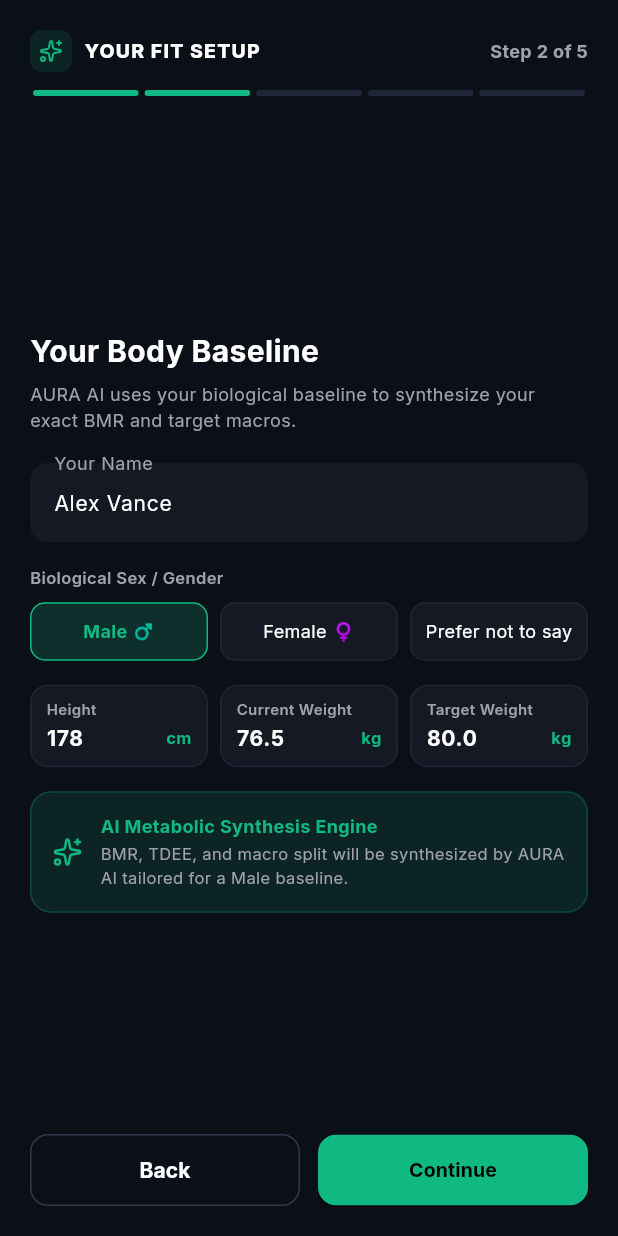
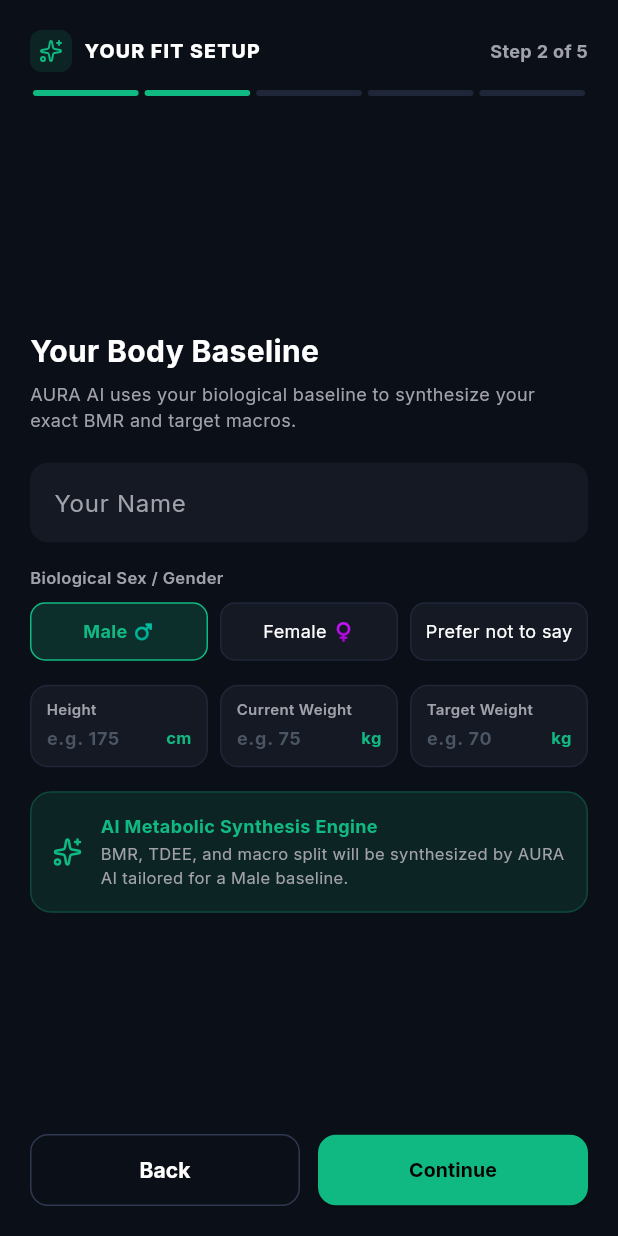
Before and after one commit to ashu2902/personal-transformation-coach, a Flutter app: the screen it shows after launch, after a tap on "Continue", on a phone screen of 412 x 824 dp. Run offline on Flutter 3.47's test engine with Material 3 defaults, Android fonts, the phone set to English and light mode, and no system bars; our stand-ins replace flutter_riverpod, google_fonts, lucide_icons, shared_preferences; network calls fail.

Commit message:
⚡ UX Polish: Remove prefilled initial values from onboarding & logger inputs for zero-friction user entry

```diff
--- a/flutter_app/lib/providers/transformation_state.dart
+++ b/flutter_app/lib/providers/transformation_state.dart
@@ -220,7 +220,7 @@
     final todayStr = DateTime.now().toIso8601String().split('T')[0];
 
     final profile = UserProfile(
-      name: 'Alex Vance',
+      name: 'Athlete',
       age: 28,
       gender: 'male',
       heightCm: 180,
--- a/flutter_app/lib/screens/nutrition_screen.dart
+++ b/flutter_app/lib/screens/nutrition_screen.dart
@@ -317,7 +317,7 @@
 
 class _FoodSearchLoggerModalState extends State<FoodSearchLoggerModal> {
   final _searchCtrl = TextEditingController();
-  final _portionCtrl = TextEditingController(text: '150');
+  final _portionCtrl = TextEditingController();
   FoodItemDefinition? _selectedFood;
 
   @override
--- a/flutter_app/lib/screens/onboarding_screen.dart
+++ b/flutter_app/lib/screens/onboarding_screen.dart
@@ -27,16 +27,16 @@
   ];
 
   // Step 2: Body Profile
-  final _nameController = TextEditingController(text: 'Alex Vance');
+  final _nameController = TextEditingController();
   String _selectedGender = 'male';
-  final _heightController = TextEditingController(text: '178');
-  final _weightController = TextEditingController(text: '76.5');
-  final _targetWeightController = TextEditingController(text: '80.0');
+  final _heightController = TextEditingController();
+  final _weightController = TextEditingController();
+  final _targetWeightController = TextEditingController();
   final int _age = 26;
 
-  double get _heightCm => double.tryParse(_heightController.text) ?? 178;
-  double get _weightKg => double.tryParse(_weightController.text) ?? 76.5;
-  double get _targetWeightKg => double.tryParse(_targetWeightController.text) ?? 80.0;
+  double get _heightCm => double.tryParse(_heightController.text) ?? 175;
+  double get _weightKg => double.tryParse(_weightController.text) ?? 75;
+  double get _targetWeightKg => double.tryParse(_targetWeightController.text) ?? 75;
 
   // Step 3: Experience & Strength Baseline
   ExperienceLevel _experienceLevel = ExperienceLevel.intermediate;
@@ -108,7 +108,7 @@
       _currentStep = 4;
     });
 
-    final name = _nameController.text.trim().isEmpty ? 'Alex Vance' : _nameController.text.trim();
+    final name = _nameController.text.trim().isEmpty ? 'User' : _nameController.text.trim();
     final bench = _benchController.text.trim().isEmpty ? null : double.tryParse(_benchController.text);
     final squat = _squatController.text.trim().isEmpty ? null : double.tryParse(_squatController.text);
     final deadlift = _deadliftController.text.trim().isEmpty ? null : double.tryParse(_deadliftController.text);
@@ -153,7 +153,7 @@
     setState(() => _isCalibrating = true);
     await Future.delayed(const Duration(milliseconds: 600));
 
-    final name = _nameController.text.trim().isEmpty ? 'Alex Vance' : _nameController.text.trim();
+    final name = _nameController.text.trim().isEmpty ? 'User' : _nameController.text.trim();
     final bench = _benchController.text.trim().isEmpty ? null : double.tryParse(_benchController.text);
     final squat = _squatController.text.trim().isEmpty ? null : double.tryParse(_squatController.text);
     final deadlift = _deadliftController.text.trim().isEmpty ? null : double.tryParse(_deadliftController.text);
@@ -487,6 +487,8 @@
           controller: _nameController,
           style: const TextStyle(color: Colors.white, fontSize: 14),
           decoration: InputDecoration(
+            hintText: 'e.g. Alex',
+            hintStyle: const TextStyle(color: Color(0xFF4B5563), fontSize: 13),
             labelText: 'Your Name',
             labelStyle: const TextStyle(color: Color(0xFFA1A1AA)),
             filled: true,
@@ -521,6 +523,7 @@
                 controller: _heightController,
                 label: 'Height',
                 unit: 'cm',
+                hint: 'e.g. 175',
                 onChanged: (_) => setState(() {}),
               ),
             ),
@@ -530,6 +533,7 @@
                 controller: _weightController,
                 label: 'Current Weight',
                 unit: 'kg',
+                hint: 'e.g. 75',
                 onChanged: (_) => setState(() {}),
               ),
             ),
@@ -539,6 +543,7 @@
                 controller: _targetWeightController,
                 label: 'Target Weight',
                 unit: 'kg',
+                hint: 'e.g. 70',
                 onChanged: (_) => setState(() {}),
               ),
             ),
```
